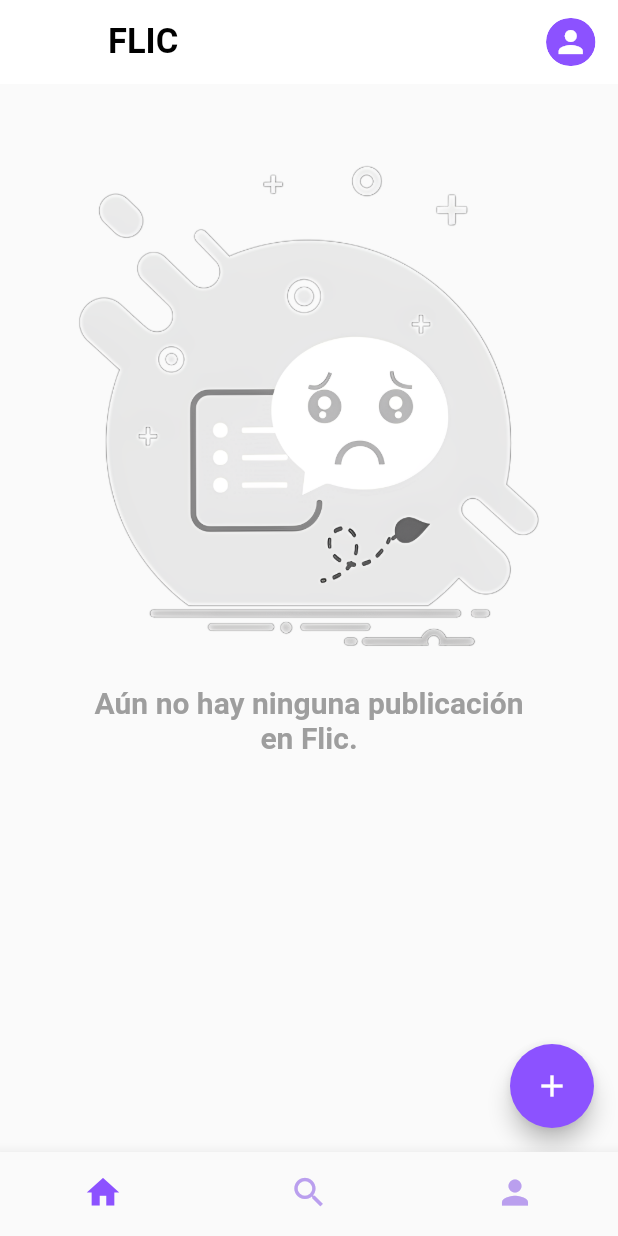
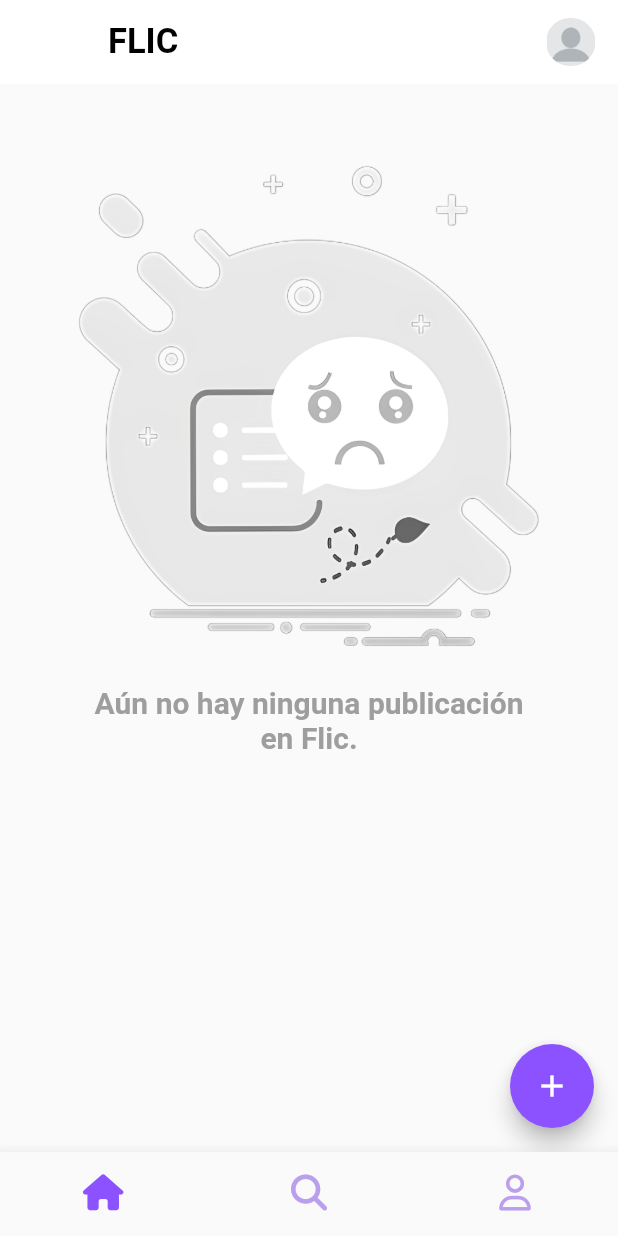
Before and after one commit to Jaime90987/Flic, a Flutter app: the MainPage screen opened by its route, on a phone screen of 412 x 824 dp. Run offline on Flutter 3.47's test engine with Material 2 defaults, Android fonts, the phone set to English and light mode, and no system bars; our stand-ins replace cached_network_image, cloud_firestore, email_validator, firebase_auth, firebase_core, firebase_storage and 5 more; missing offline and left inert: image_size_getter; accounts and stored records are empty.

Commit message:
profile changes of Camila

```diff
--- a/lib/pages/add_post_page.dart
+++ b/lib/pages/add_post_page.dart
@@ -40,6 +40,7 @@ class _AddPostPageState extends State<AddPostPage> {
       context,
       MaterialPageRoute(
         builder: (context) => Scaffold(
+          extendBodyBehindAppBar: true,
           appBar: AppBar(
             backgroundColor: Colors.black54,
           ),
--- a/lib/pages/home_page.dart
+++ b/lib/pages/home_page.dart
@@ -1,5 +1,5 @@
 import 'dart:developer';
-
+import 'package:cached_network_image/cached_network_image.dart';
 import 'package:cloud_firestore/cloud_firestore.dart';
 import 'package:flutter/material.dart';
 import 'package:provider/provider.dart';
@@ -49,8 +49,7 @@ class _HomePageState extends State<HomePage> {
               .snapshots(),
           builder:
               (BuildContext context, AsyncSnapshot<QuerySnapshot> snapshot) {
-            if (snapshot.hasData &&
-                snapshot.connectionState == ConnectionState.active) {
+            if (snapshot.hasData) {
               final posts = snapshot.data!.docs;
 
               if (posts.isEmpty) {
@@ -128,24 +127,31 @@ class _HomePageState extends State<HomePage> {
                           if (currentPost['image'].toString() != "")
                             ClipRRect(
                               borderRadius: BorderRadius.circular(12),
-                              child: Image.network(currentPost['image']),
+                              child: CachedNetworkImage(
+                                maxHeightDiskCache: 2000,
+                                imageUrl: currentPost['image'],
+                                placeholder: (context, url) => Container(
+                                  color: Colors.grey,
+                                  height: 250,
+                                  width: MediaQuery.of(context).size.width,
+                                ),
+                                errorWidget: (context, url, error) =>
+                                    const Icon(Icons.error),
+                              ),
                             ),
-                          const SizedBox(height: 10),
                         ],
                       ),
                     ),
                   );
                 },
               );
+            } else if (snapshot.connectionState == ConnectionState.waiting) {
+              return const Center(child: CircularProgressIndicator());
             } else if (snapshot.hasError) {
               log(snapshot.error.toString());
               return Text('Error: ${snapshot.error}');
-            } else if (snapshot.connectionState == ConnectionState.waiting) {
-              return const Center();
-            } else if (!snapshot.hasData) {
+            } else {
               return const Text('No data');
-            } else {
-              return const Center(child: CircularProgressIndicator());
             }
           },
         ),
--- a/lib/pages/login_page.dart
+++ b/lib/pages/login_page.dart
@@ -7,10 +7,9 @@ import 'package:proyecto_flic/pages/widgets/common/input_password.dart';
 import 'package:proyecto_flic/pages/widgets/common/send_button.dart';
 import 'package:proyecto_flic/pages/widgets/login_page/divider.dart';
 import 'package:proyecto_flic/pages/widgets/login_page/forgot_password_message.dart';
+import 'package:proyecto_flic/services/google_auth.dart';
 import 'package:proyecto_flic/services/mail_auth.dart';
 import 'package:proyecto_flic/values/strings.dart';
-
-import '../services/google_auth.dart';
 
 class LoginPage extends StatefulWidget {
   final GlobalKey<NavigatorState> navigatorKey;
@@ -91,7 +90,6 @@ class _LoginPageState extends State<LoginPage> {
                           const SizedBox(height: 30),
                           const MyDivider(),
                           const SizedBox(height: 30),
-                          // SocialNetworks(navigatorKey: navigatorKey),
                           ElevatedButton(
                             onPressed: () async {
                               await GoogleAuth.registerWithGoogle(
--- a/lib/pages/main_page.dart
+++ b/lib/pages/main_page.dart
@@ -1,5 +1,5 @@
 import 'package:flutter/material.dart';
-import 'package:proyecto_flic/models/user.dart';
+import 'package:font_awesome_flutter/font_awesome_flutter.dart';
 import 'package:proyecto_flic/pages/home_page.dart';
 import 'package:proyecto_flic/pages/profile_page.dart';
 import 'package:proyecto_flic/pages/search_page.dart';
@@ -30,6 +30,7 @@ class MainPageState extends State<MainPage> {
           _currentPage = index;
           setState(() {});
         },
+        type: BottomNavigationBarType.fixed,
         showSelectedLabels: false,
         showUnselectedLabels: false,
         currentIndex: _currentPage,
@@ -37,11 +38,18 @@ class MainPageState extends State<MainPage> {
         unselectedItemColor: const Color(0xFFBA9FEE),
         items: const [
           BottomNavigationBarItem(
-              icon: Icon(Icons.home, size: 26), label: "Inicio"),
+            icon: FaIcon(FontAwesomeIcons.house),
+            activeIcon: FaIcon(FontAwesomeIcons.house),
+            label: "Inicio",
+          ),
           BottomNavigationBarItem(
-              icon: Icon(Icons.search, size: 26), label: "Buscar"),
+            icon: FaIcon(FontAwesomeIcons.magnifyingGlass),
+            label: "Buscar",
+          ),
           BottomNavigationBarItem(
-              icon: Icon(Icons.person, size: 26), label: "Perfil"),
+            icon: FaIcon(FontAwesomeIcons.user),
+            label: "Perfil",
+          ),
         ],
       ),
     );
--- a/lib/pages/verify_username_page.dart
+++ b/lib/pages/verify_username_page.dart
@@ -30,7 +30,9 @@ class _VerifyUsernamePageState extends State<VerifyUsernamePage> {
           } else if (snapshot.hasError) {
             return const Center(child: Text("Algo salio mal..."));
           } else if (snapshot.hasData) {
-            final data = snapshot.data!.data() as Map<String, dynamic>;
+            final data = snapshot.data!.data() as Map<String, dynamic>?;
+
+            if (data != null) {
               UserModel user = UserModel();
 
               UserProvider userProvider = Provider.of(context, listen: true);
@@ -50,6 +52,7 @@ class _VerifyUsernamePageState extends State<VerifyUsernamePage> {
                 return const InsertUsernamePage();
               }
             }
+          }
           return const Center(child: CircularProgressIndicator());
         },
       ),
--- a/lib/pages/widgets/common/profile_image.dart
+++ b/lib/pages/widgets/common/profile_image.dart
@@ -31,9 +31,8 @@ class ProfileImage extends StatelessWidget {
               height: height,
               decoration: BoxDecoration(
                 borderRadius: BorderRadius.circular(50),
-                color: AppColors.primary,
               ),
-              child: const Icon(Icons.person, color: Colors.white),
+              child: Image.asset("assets/images/avatar-none.png"),
             ),
     );
   }
--- a/lib/providers/user_provider.dart
+++ b/lib/providers/user_provider.dart
@@ -8,7 +8,7 @@ class UserProvider with ChangeNotifier {
 
   void setUser(UserModel user) {
     _user = user;
-    notifyListeners();
+    // notifyListeners();
   }
 
   void setUsername(String username) {
--- a/pubspec.yaml
+++ b/pubspec.yaml
@@ -47,6 +47,7 @@ dependencies:
   image_size_getter: ^2.1.2
   intl: ^0.18.1
   photo_view: ^0.14.0
+  font_awesome_flutter: ^10.4.0
 
 dev_dependencies:
   flutter_test:
```
Also changed, not shown: lib/main.dart (+9 -0 lines), lib/pages/edit_profile_page.dart (added, +78 -0 lines), lib/pages/profile_page.dart (+57 -14 lines), assets/images/avatar-none.png (added), pubspec.lock. Lines whose indentation alone changed are shown as unchanged.
